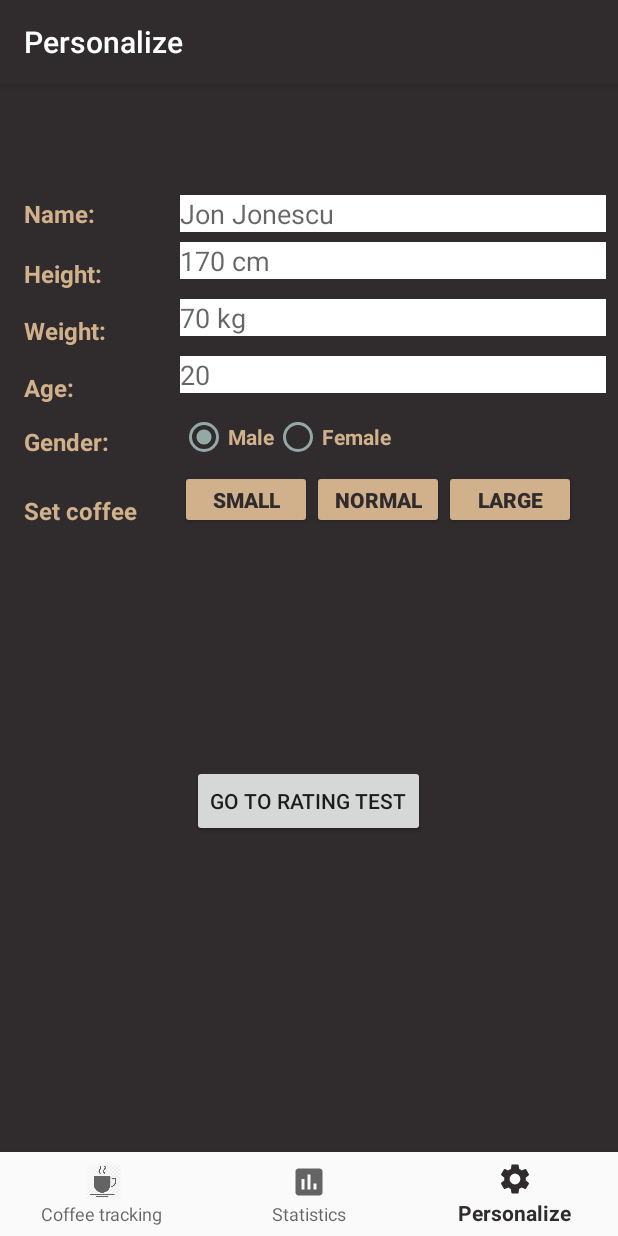
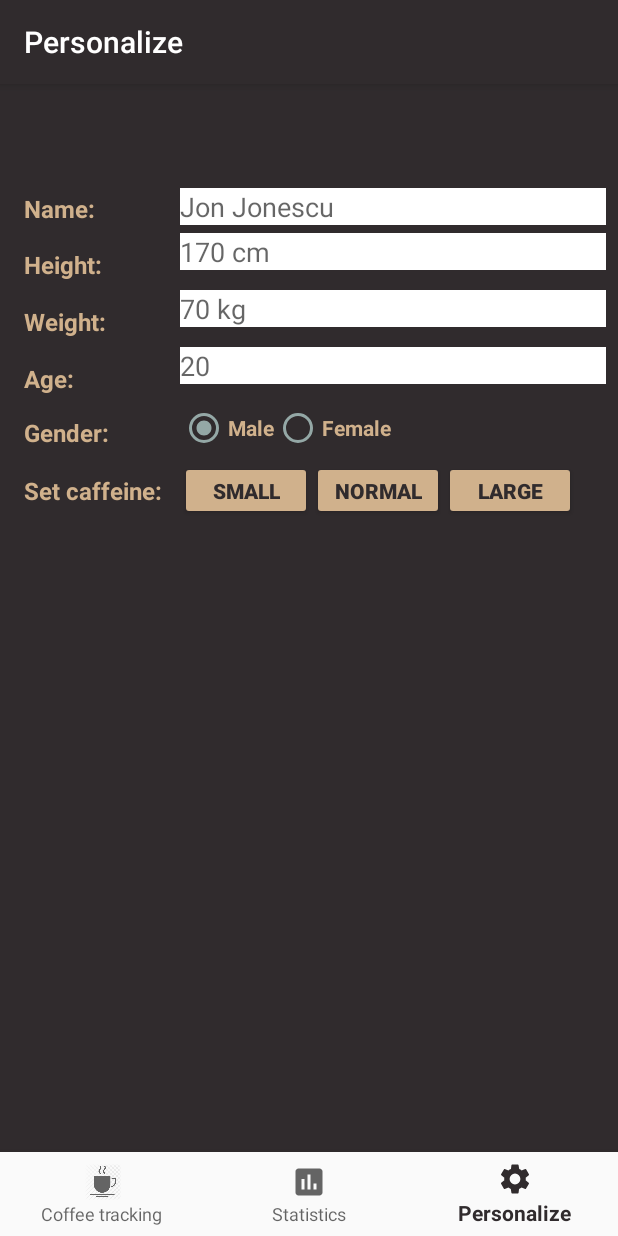
Before and after one commit to tuddor1234/CoffeeNew, an Android app: the SettingsFragment screen opened through its navigation route, on a phone screen of 412 x 824 dp. Run offline under Robolectric (Android 15) with nearby library versions, the phone set to English and light mode, and no system bars; our stand-ins replace navigation-ui.

Commit message:
Implemented set caffeine functionality

```diff
--- a/app/src/main/java/com/example/coffeetracker/MainActivity.java
+++ b/app/src/main/java/com/example/coffeetracker/MainActivity.java
@@ -7,7 +7,9 @@ import android.app.PendingIntent;
 import android.content.Intent;
 import android.os.Build;
 import android.os.Bundle;
+import android.view.Gravity;
 import android.view.View;
+import android.widget.TextView;
 import android.widget.Toast;
 
 import com.google.android.material.bottomnavigation.BottomNavigationView;
@@ -17,6 +19,10 @@ import androidx.navigation.NavController;
 import androidx.navigation.Navigation;
 import androidx.navigation.ui.AppBarConfiguration;
 import androidx.navigation.ui.NavigationUI;
+
+import java.text.SimpleDateFormat;
+import java.util.Calendar;
+import java.util.Date;
 
 public class MainActivity extends AppCompatActivity {
 
@@ -39,6 +45,10 @@ public class MainActivity extends AppCompatActivity {
     }
 
     public void registerCoffee(View view) {
+
+        final int DANGER_HOUR = 17;
+        if(Calendar.getInstance().getTime().getHours() > DANGER_HOUR)
+           Toast.makeText(MainActivity.this, "Consider avoiding drinking coffee at least 7 hours before going to bed", Toast.LENGTH_LONG).show();
 
         // Separate the cases for each type of coffee
         switch (view.getId()) {
--- a/app/src/main/java/com/example/coffeetracker/ui/SettingsFragment.java
+++ b/app/src/main/java/com/example/coffeetracker/ui/SettingsFragment.java
@@ -6,8 +6,13 @@ import android.view.LayoutInflater;
 import android.view.View;
 import android.view.ViewGroup;
 import android.widget.Button;
+import android.widget.EditText;
+import android.widget.LinearLayout;
+
 import androidx.annotation.Nullable;
 import androidx.fragment.app.Fragment;
+
+import com.example.coffeetracker.Coffee;
 import com.example.coffeetracker.R;
 import com.example.coffeetracker.RatingActivity;
 
@@ -30,17 +35,64 @@ public class SettingsFragment extends Fragment {
 
         //Test button for the RatingActivity
         View view = inflater.inflate(R.layout.fragment_settings, container, false);
-
-        Button testRating = (Button) view.findViewById(R.id.rating_test_btn);
-        testRating.setOnClickListener(new View.OnClickListener() {
-            @Override
-            public void onClick(View v) {
-                Intent i = new Intent(getActivity(), RatingActivity.class);
-                startActivity(i);
-            }
-        });
+        setCoffeeCaffeine(view);
 
         // Inflate the layout for this fragment
         return view;
     }
+
+    private void setCoffeeCaffeine(View view) {
+        final LinearLayout smallCoffeeLayout = view.findViewById(R.id.linearLayout7);
+        final LinearLayout mediumCoffeeLayout = view.findViewById(R.id.linearLayout8);
+        final LinearLayout largeCoffeeLayout = view.findViewById(R.id.linearLayout9);
+
+        Button smallCoffeeBtn = view.findViewById(R.id.frag_user_small_coffee_btn);
+        Button mediumCoffeeBtn = view.findViewById(R.id.frag_user_medium_coffee_btn);
+        Button largeCoffeeBtn = view.findViewById(R.id.frag_user_large_coffee_btn);
+
+        final EditText smallCoffeeEditText = view.findViewById(R.id.frag_user_small_coffee_edit);
+        final EditText mediumCoffeeEditText = view.findViewById(R.id.frag_user_medium_coffee_edit);
+        final EditText largeCoffeeEditText = view.findViewById(R.id.frag_user_large_coffee_edit);
+
+        smallCoffeeBtn.setOnClickListener(new View.OnClickListener() {
+
+            @Override
+            public void onClick(View view) {
+
+                if (smallCoffeeLayout.getVisibility() == View.VISIBLE) {
+                    smallCoffeeLayout.setVisibility(View.INVISIBLE);
+                } else if (smallCoffeeLayout.getVisibility() == View.INVISIBLE) {
+                    smallCoffeeEditText.setText("100");
+                    smallCoffeeLayout.setVisibility(View.VISIBLE);
+                }
+            }
+        });
+
+        mediumCoffeeBtn.setOnClickListener(new View.OnClickListener() {
+
+            @Override
+            public void onClick(View view) {
+                if (mediumCoffeeLayout.getVisibility() == View.VISIBLE) {
+                    mediumCoffeeLayout.setVisibility(View.INVISIBLE);
+                } else if (mediumCoffeeLayout.getVisibility() == View.INVISIBLE) {
+                    mediumCoffeeEditText.setText("200");
+                    mediumCoffeeLayout.setVisibility(View.VISIBLE);
+                }
+            }
+        });
+
+        largeCoffeeBtn.setOnClickListener(new View.OnClickListener() {
+
+            @Override
+            public void onClick(View view) {
+                if (largeCoffeeLayout.getVisibility() == View.VISIBLE) {
+                    largeCoffeeLayout.setVisibility(View.INVISIBLE);
+                } else if (largeCoffeeLayout.getVisibility() == View.INVISIBLE) {
+                    largeCoffeeEditText.setText("300");
+                    largeCoffeeLayout.setVisibility(View.VISIBLE);
+                }
+            }
+        });
+    }
+
 }
--- a/app/src/main/res/layout/fragment_coffee_picker.xml
+++ b/app/src/main/res/layout/fragment_coffee_picker.xml
@@ -83,7 +83,7 @@
             android:id="@+id/frag_small_coffee_details"
             android:layout_width="wrap_content"
             android:layout_height="wrap_content"
-            android:text="Details: 100ml"
+            android:text="Caffeine: 100 mg"
             android:textColor="@color/colorSecondary"
             android:textStyle="bold" />
     </LinearLayout>
@@ -116,7 +116,7 @@
             android:id="@+id/frag_medium_coffee_details"
             android:layout_width="wrap_content"
             android:layout_height="wrap_content"
-            android:text="Details: 200ml"
+            android:text="Caffeine: 200 mg"
             android:textColor="@color/colorSecondary"
             android:textStyle="bold" />
 
@@ -149,8 +149,7 @@
             android:id="@+id/frag_large_coffee_details"
             android:layout_width="wrap_content"
             android:layout_height="wrap_content"
-            android:gravity="center"
-            android:text="Details: 300ml"
+            android:text="Caffeine: 300 mg"
             android:textColor="@color/colorSecondary"
             android:textStyle="bold" />
 
--- a/app/src/main/res/layout/fragment_settings.xml
+++ b/app/src/main/res/layout/fragment_settings.xml
@@ -1,5 +1,5 @@
 <?xml version="1.0" encoding="utf-8"?>
-<androidx.constraintlayout.widget.ConstraintLayout xmlns:android="http://schemas.android.com/apk/res/android"
+<RelativeLayout xmlns:android="http://schemas.android.com/apk/res/android"
     xmlns:app="http://schemas.android.com/apk/res-auto"
     xmlns:tools="http://schemas.android.com/tools"
     android:layout_width="match_parent"
@@ -11,22 +11,22 @@
         android:id="@+id/linearLayout1"
         android:layout_width="match_parent"
         android:layout_height="wrap_content"
+        android:layout_alignParentTop="true"
         android:layout_marginStart="8dp"
+        android:layout_marginTop="64dp"
         android:gravity="center"
-        android:orientation="horizontal"
-        app:layout_constraintBottom_toBottomOf="parent"
-        app:layout_constraintStart_toStartOf="parent"
-        app:layout_constraintTop_toTopOf="parent"
-        app:layout_constraintVertical_bias="0.1">
+        android:orientation="horizontal">
 
         <TextView
             android:id="@+id/frag_user_name"
             android:layout_width="96dp"
             android:layout_height="wrap_content"
             android:layout_margin="8dp"
+            android:autoSizeMinTextSize="16sp"
+            android:autoSizeTextType="uniform"
             android:text="Name:"
             android:textColor="@color/colorSecondary"
-            android:textSize="16sp"
+
             android:textStyle="bold" />
 
         <EditText
@@ -44,12 +44,9 @@
         android:id="@+id/linearLayout2"
         android:layout_width="match_parent"
         android:layout_height="wrap_content"
+        android:layout_below="@id/linearLayout1"
         android:layout_marginStart="8dp"
-        android:orientation="horizontal"
-        app:layout_constraintBottom_toBottomOf="parent"
-        app:layout_constraintStart_toStartOf="parent"
-        app:layout_constraintTop_toBottomOf="@id/linearLayout1"
-        app:layout_constraintVertical_bias="0.0">
+        android:orientation="horizontal">
 
         <TextView
             android:id="@+id/frag_user_height"
@@ -76,12 +73,9 @@
         android:id="@+id/linearLayout3"
         android:layout_width="match_parent"
         android:layout_height="wrap_content"
+        android:layout_below="@id/linearLayout2"
         android:layout_marginStart="8dp"
-        android:orientation="horizontal"
-        app:layout_constraintBottom_toBottomOf="parent"
-        app:layout_constraintStart_toStartOf="parent"
-        app:layout_constraintTop_toBottomOf="@id/linearLayout2"
-        app:layout_constraintVertical_bias="0.0">
+        android:orientation="horizontal">
 
         <TextView
             android:id="@+id/frag_user_weight"
@@ -108,12 +102,9 @@
         android:id="@+id/linearLayout4"
         android:layout_width="match_parent"
         android:layout_height="wrap_content"
+        android:layout_below="@id/linearLayout3"
         android:layout_marginStart="8dp"
-        android:orientation="horizontal"
-        app:layout_constraintBottom_toBottomOf="parent"
-        app:layout_constraintStart_toStartOf="parent"
-        app:layout_constraintTop_toBottomOf="@id/linearLayout3"
-        app:layout_constraintVertical_bias="0.0">
+        android:orientation="horizontal">
 
         <TextView
             android:id="@+id/frag_user_age"
@@ -140,12 +131,9 @@
         android:id="@+id/linearLayout5"
         android:layout_width="wrap_content"
         android:layout_height="wrap_content"
+        android:layout_below="@id/linearLayout4"
         android:layout_marginStart="8dp"
-        android:orientation="horizontal"
-        app:layout_constraintBottom_toBottomOf="parent"
-        app:layout_constraintStart_toStartOf="parent"
-        app:layout_constraintTop_toBottomOf="@id/linearLayout4"
-        app:layout_constraintVertical_bias="0.0">
+        android:orientation="horizontal">
 
         <TextView
             android:id="@+id/frag_user_gender"
@@ -185,24 +173,22 @@
 
     </LinearLayout>
 
+
     <LinearLayout
         android:id="@+id/linearLayout6"
         android:layout_width="wrap_content"
         android:layout_height="wrap_content"
+        android:layout_below="@id/linearLayout5"
         android:layout_marginStart="8dp"
-        android:layout_marginEnd="8dp"
-        android:orientation="horizontal"
-        app:layout_constraintBottom_toBottomOf="parent"
-        app:layout_constraintStart_toStartOf="parent"
-        app:layout_constraintTop_toBottomOf="@id/linearLayout5"
-        app:layout_constraintVertical_bias="0.0">
+        android:gravity="center"
+        android:orientation="horizontal">
 
         <TextView
             android:id="@+id/frag_user_set_coffee"
             android:layout_width="96dp"
             android:layout_height="wrap_content"
             android:layout_margin="8dp"
-            android:text="Set coffee"
+            android:text="Set caffeine:"
             android:textColor="@color/colorSecondary"
             android:textSize="16sp"
             android:textStyle="bold" />
@@ -242,18 +228,97 @@
 
     </LinearLayout>
 
-    <Button
-        android:id="@+id/rating_test_btn"
-        android:layout_width="wrap_content"
+    <LinearLayout
+        android:id="@+id/linearLayout7"
+        android:layout_width="match_parent"
         android:layout_height="wrap_content"
-        android:layout_marginBottom="164dp"
-        android:text="Go to rating test"
-        app:layout_constraintBottom_toBottomOf="parent"
-        app:layout_constraintEnd_toEndOf="parent"
-        app:layout_constraintHorizontal_bias="0.498"
-        app:layout_constraintStart_toStartOf="parent"
-        app:layout_constraintTop_toBottomOf="@+id/linearLayout6"
-        app:layout_constraintVertical_bias="0.773" />
+        android:layout_below="@id/linearLayout6"
+        android:layout_centerInParent="true"
+        android:layout_marginStart="8dp"
+        android:layout_marginTop="64dp"
+        android:layout_marginEnd="8dp"
+        android:orientation="horizontal"
+        android:visibility="invisible">
 
+        <TextView
+            android:id="@+id/frag_user_small_coffee_text"
+            android:layout_width="wrap_content"
+            android:layout_height="wrap_content"
+            android:layout_margin="8dp"
+            android:text="Small coffee caffeine:   "
+            android:textColor="@color/colorSecondary"
+            android:textSize="16sp"
+            android:textStyle="bold" />
 
-</androidx.constraintlayout.widget.ConstraintLayout>
+        <EditText
+            android:id="@+id/frag_user_small_coffee_edit"
+            android:layout_width="wrap_content"
+            android:layout_height="wrap_content"
+            android:layout_margin="8dp"
+            android:background="#FFFFFF"
+            android:inputType="number"
+            android:ems="4" />
+    </LinearLayout>
+
+    <LinearLayout
+        android:id="@+id/linearLayout8"
+        android:layout_width="match_parent"
+        android:layout_height="wrap_content"
+        android:layout_below="@id/linearLayout7"
+        android:layout_centerInParent="true"
+        android:layout_marginStart="8dp"
+        android:layout_marginEnd="8dp"
+        android:orientation="horizontal"
+        android:visibility="invisible">
+
+        <TextView
+            android:id="@+id/frag_user_normal_coffee_text"
+            android:layout_width="wrap_content"
+            android:layout_height="wrap_content"
+
+            android:layout_margin="8dp"
+            android:text="Normal coffee caffeine:"
+            android:textColor="@color/colorSecondary"
+            android:textSize="16sp"
+            android:textStyle="bold" />
+
+        <EditText
+            android:id="@+id/frag_user_medium_coffee_edit"
+            android:layout_width="wrap_content"
+            android:layout_height="wrap_content"
+            android:layout_margin="8dp"
+            android:background="#FFFFFF"
+            android:ems="4" />
+    </LinearLayout>
+
+    <LinearLayout
+        android:id="@+id/linearLayout9"
+        android:layout_width="match_parent"
+        android:layout_height="wrap_content"
+        android:layout_below="@id/linearLayout8"
+        android:layout_centerInParent="true"
+        android:layout_marginStart="8dp"
+        android:layout_marginEnd="8dp"
+        android:orientation="horizontal"
+        android:visibility="invisible">
+
+        <TextView
+            android:id="@+id/frag_user_large_coffee_text"
+            android:layout_width="wrap_content"
+            android:layout_height="wrap_content"
+            android:layout_margin="8dp"
+            android:text="Large coffee caffeine:   "
+            android:textColor="@color/colorSecondary"
+            android:textSize="16sp"
+            android:textStyle="bold" />
+
+        <EditText
+            android:id="@+id/frag_user_large_coffee_edit"
+            android:layout_width="wrap_content"
+            android:layout_height="wrap_content"
+            android:layout_margin="8dp"
+            android:background="#FFFFFF"
+            android:ems="4" />
+    </LinearLayout>
+
+</RelativeLayout>
--- a/app/src/main/res/layout/fragment_statistics.xml
+++ b/app/src/main/res/layout/fragment_statistics.xml
@@ -25,10 +25,10 @@
         app:layout_constraintWidth_percent="0.5">
 
         <TextView
-            android:id="@+id/frag_coffe_today_title"
+            android:id="@+id/frag_coffee_today_title"
             android:layout_width="wrap_content"
             android:layout_height="wrap_content"
-            android:text="Coffee Today"
+            android:text="Statistics Today"
             android:textColor="@color/colorSecondary"
             android:textSize="24sp"
             android:textStyle="bold" />
@@ -37,10 +37,17 @@
             android:id="@+id/frag_coffee_today_count"
             android:layout_width="wrap_content"
             android:layout_height="wrap_content"
-            android:text="0"
+            android:text="0 coffee/s"
             android:textColor="@color/colorSecondary"
-            android:textSize="24sp"
-            android:textStyle="bold" />
+            android:textSize="20sp" />
+
+        <TextView
+            android:id="@+id/frag_caffeine_today_count"
+            android:layout_width="wrap_content"
+            android:layout_height="wrap_content"
+            android:text="100 mg caffeine"
+            android:textColor="@color/colorSecondary"
+            android:textSize="20sp" />
 
     </LinearLayout>
 
@@ -61,7 +68,7 @@
         app:layout_constraintWidth_percent="0.5">
 
         <TextView
-            android:id="@+id/frag_coffe_week_title"
+            android:id="@+id/frag_coffee_week_title"
             android:layout_width="wrap_content"
             android:layout_height="wrap_content"
             android:text="This week"
@@ -73,10 +80,17 @@
             android:id="@+id/frag_coffee_week_count"
             android:layout_width="wrap_content"
             android:layout_height="wrap_content"
-            android:text="0"
+            android:text="0 coffee/s"
             android:textColor="@color/colorSecondary"
-            android:textSize="24sp"
-            android:textStyle="bold" />
+            android:textSize="20sp" />
+
+        <TextView
+            android:id="@+id/frag_caffeine_week_count"
+            android:layout_width="wrap_content"
+            android:layout_height="wrap_content"
+            android:text="100 mg caffeine"
+            android:textColor="@color/colorSecondary"
+            android:textSize="20sp" />
     </LinearLayout>
 
 
```
